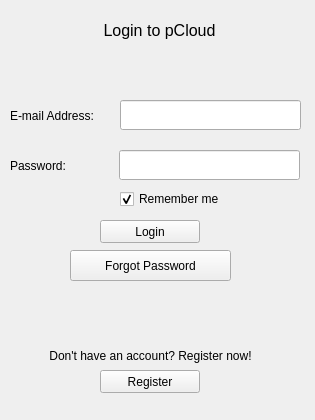
The window that pCloud/loginwindow.ui (pcloudcom/pfs-gui) describes before a commit, drawn with Qt 5.
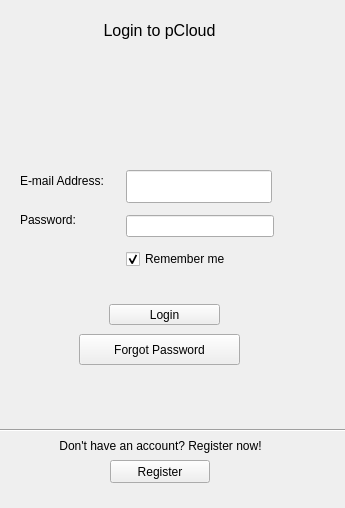
The same window after the commit. Icons and pictures are not drawn.

The edit to the form file:
```diff
--- a/pCloud/loginwindow.ui
+++ b/pCloud/loginwindow.ui
@@ -6,74 +6,19 @@
    <rect>
     <x>0</x>
     <y>0</y>
-    <width>315</width>
-    <height>420</height>
+    <width>345</width>
+    <height>508</height>
    </rect>
   </property>
   <property name="windowTitle">
    <string>Login</string>
   </property>
   <widget class="QWidget" name="centralwidget">
-   <widget class="QLineEdit" name="password">
-    <property name="geometry">
-     <rect>
-      <x>119</x>
-      <y>150</y>
-      <width>181</width>
-      <height>30</height>
-     </rect>
-    </property>
-    <property name="echoMode">
-     <enum>QLineEdit::Password</enum>
-    </property>
-   </widget>
-   <widget class="QLineEdit" name="email">
-    <property name="geometry">
-     <rect>
-      <x>120</x>
-      <y>100</y>
-      <width>181</width>
-      <height>30</height>
-     </rect>
-    </property>
-   </widget>
-   <widget class="QLabel" name="label_2">
-    <property name="geometry">
-     <rect>
-      <x>10</x>
-      <y>150</y>
-      <width>101</width>
-      <height>31</height>
-     </rect>
-    </property>
-    <property name="text">
-     <string>Password:</string>
-    </property>
-    <property name="alignment">
-     <set>Qt::AlignLeading|Qt::AlignLeft|Qt::AlignVCenter</set>
-    </property>
-   </widget>
-   <widget class="QLabel" name="label">
-    <property name="geometry">
-     <rect>
-      <x>10</x>
-      <y>100</y>
-      <width>101</width>
-      <height>31</height>
-     </rect>
-    </property>
-    <property name="text">
-     <string>E-mail Address:</string>
-    </property>
-    <property name="alignment">
-     <set>Qt::AlignLeading|Qt::AlignLeft|Qt::AlignVCenter</set>
-    </property>
-   </widget>
    <widget class="QLabel" name="error">
     <property name="geometry">
      <rect>
-      <x>20</x>
-      <y>290</y>
+      <x>29</x>
+      <y>374</y>
       <width>260</width>
       <height>40</height>
      </rect>
@@ -82,10 +27,10 @@
    <widget class="QPushButton" name="loginButton">
     <property name="geometry">
      <rect>
-      <x>100</x>
-      <y>220</y>
-      <width>100</width>
-      <height>23</height>
+      <x>109</x>
+      <y>304</y>
+      <width>111</width>
+      <height>21</height>
      </rect>
     </property>
     <property name="text">
@@ -119,8 +64,8 @@
    <widget class="QLabel" name="registerLabel">
     <property name="geometry">
      <rect>
-      <x>20</x>
-      <y>340</y>
+      <x>30</x>
+      <y>430</y>
       <width>261</width>
       <height>31</height>
      </rect>
@@ -140,8 +85,8 @@
    <widget class="QPushButton" name="registerButton">
     <property name="geometry">
      <rect>
-      <x>100</x>
-      <y>370</y>
+      <x>110</x>
+      <y>460</y>
       <width>100</width>
       <height>23</height>
      </rect>
@@ -153,27 +98,11 @@
      <bool>false</bool>
     </property>
    </widget>
-   <widget class="QCheckBox" name="checkBox">
-    <property name="geometry">
-     <rect>
-      <x>120</x>
-      <y>190</y>
-      <width>141</width>
-      <height>18</height>
-     </rect>
-    </property>
-    <property name="text">
-     <string>Remember me</string>
-    </property>
-    <property name="checked">
-     <bool>true</bool>
-    </property>
-   </widget>
    <widget class="QToolButton" name="forgotPassBtn">
     <property name="geometry">
      <rect>
-      <x>70</x>
-      <y>250</y>
+      <x>79</x>
+      <y>334</y>
       <width>161</width>
       <height>31</height>
      </rect>
@@ -185,6 +114,112 @@
      <string>Forgot Password</string>
     </property>
    </widget>
+   <widget class="Line" name="line">
+    <property name="geometry">
+     <rect>
+      <x>0</x>
+      <y>420</y>
+      <width>351</width>
+      <height>20</height>
+     </rect>
+    </property>
+    <property name="orientation">
+     <enum>Qt::Horizontal</enum>
+    </property>
+   </widget>
+   <widget class="QLabel" name="label_logo">
+    <property name="geometry">
+     <rect>
+      <x>100</x>
+      <y>60</y>
+      <width>141</width>
+      <height>91</height>
+     </rect>
+    </property>
+    <property name="text">
+     <string/>
+    </property>
+    <property name="pixmap">
+     <pixmap resource="Resources.qrc">:/images/images/logo.png</pixmap>
+    </property>
+   </widget>
+   <widget class="QLineEdit" name="email">
+    <property name="geometry">
+     <rect>
+      <x>126</x>
+      <y>170</y>
+      <width>146</width>
+      <height>33</height>
+     </rect>
+    </property>
+   </widget>
+   <widget class="QLabel" name="label">
+    <property name="geometry">
+     <rect>
+      <x>20</x>
+      <y>170</y>
+      <width>100</width>
+      <height>21</height>
+     </rect>
+    </property>
+    <property name="text">
+     <string>E-mail Address:</string>
+    </property>
+    <property name="alignment">
+     <set>Qt::AlignLeading|Qt::AlignLeft|Qt::AlignVCenter</set>
+    </property>
+   </widget>
+   <widget class="QLabel" name="label_2">
+    <property name="geometry">
+     <rect>
+      <x>20</x>
+      <y>209</y>
+      <width>67</width>
+      <height>21</height>
+     </rect>
+    </property>
+    <property name="text">
+     <string>Password:</string>
+    </property>
+    <property name="alignment">
+     <set>Qt::AlignLeading|Qt::AlignLeft|Qt::AlignVCenter</set>
+    </property>
+   </widget>
+   <widget class="QWidget" name="layoutWidget">
+    <property name="geometry">
+     <rect>
+      <x>126</x>
+      <y>209</y>
+      <width>148</width>
+      <height>67</height>
+     </rect>
+    </property>
+    <layout class="QGridLayout" name="gridLayout" rowstretch="0,10">
+     <item row="0" column="0">
+      <widget class="QLineEdit" name="password">
+       <property name="echoMode">
+        <enum>QLineEdit::Password</enum>
+       </property>
+      </widget>
+     </item>
+     <item row="1" column="0">
+      <widget class="QCheckBox" name="checkBox">
+       <property name="sizePolicy">
+        <sizepolicy hsizetype="Minimum" vsizetype="Fixed">
+         <horstretch>0</horstretch>
+         <verstretch>0</verstretch>
+        </sizepolicy>
+       </property>
+       <property name="text">
+        <string>Remember me</string>
+       </property>
+       <property name="checked">
+        <bool>true</bool>
+       </property>
+      </widget>
+     </item>
+    </layout>
+   </widget>
   </widget>
  </widget>
  <tabstops>
```
Left out of the diff: 4 changed lines with no effect on the pictures.
